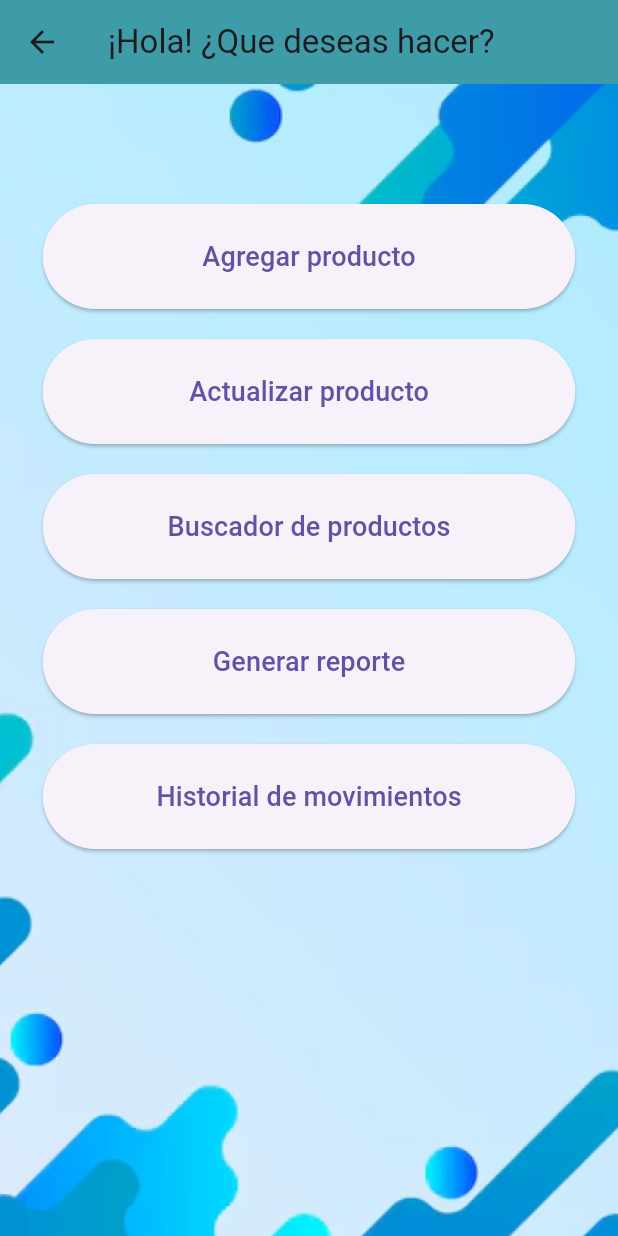
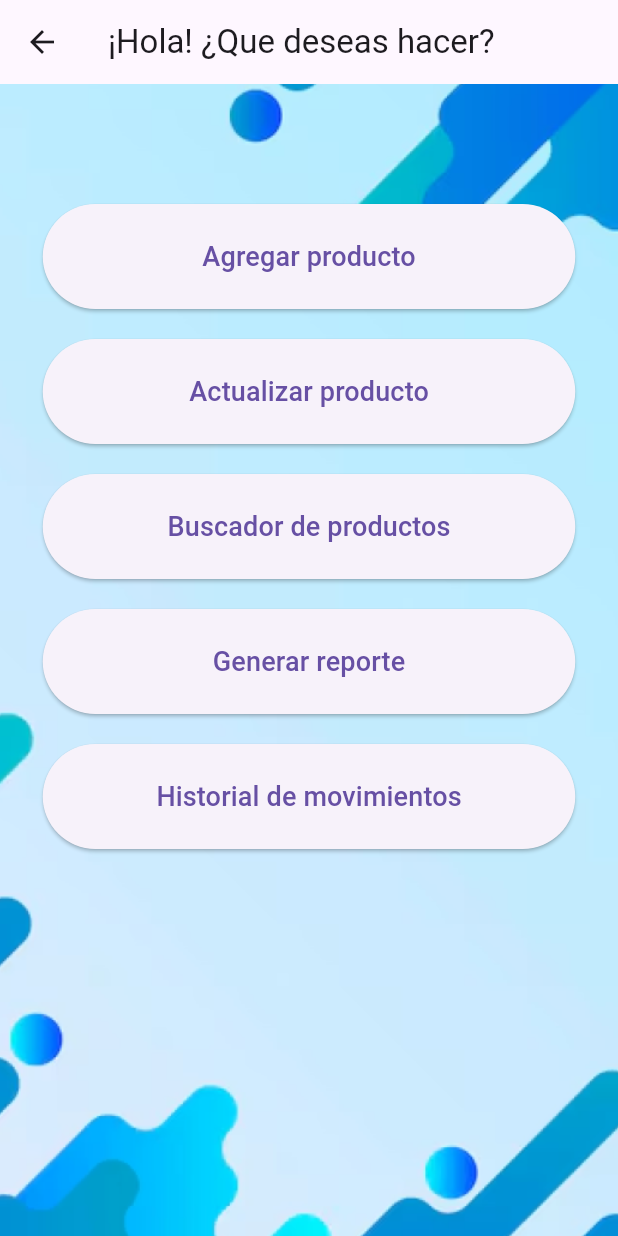
Before and after one commit to Arclust/SIcomercializadoraJA, a Flutter app: the MyHomePage screen opened directly with empty values, on a phone screen of 412 x 824 dp. Run offline on Flutter 3.47's test engine with Material 3 defaults, Android fonts, the phone set to English and light mode, and no system bars; our stand-ins replace csv, qr_flutter; missing offline and left inert: qr_code_scanner_plus.

Commit message:
Algunos ajustes y features

```diff
--- a/flutter_app/lib/main.dart
+++ b/flutter_app/lib/main.dart
@@ -37,8 +37,9 @@ class _MyAppState extends State<MyApp> {
   @override
   Widget build(BuildContext context) {
     return MaterialApp(
+      debugShowCheckedModeBanner: false,
       home: Scaffold(
-        body: _usuarioExiste ? LoginScreen() : RegisterScreen(),
+        body: _usuarioExiste ? const LoginScreen() : const RegisterScreen(),
       ),
     );
   }
@@ -215,9 +216,8 @@ class _LoginScreenState extends State<LoginScreen> {
                   const SizedBox(height: 20.0),
                   ElevatedButton(
                     onPressed: () async {
-                      bool _usuarioCoincide = await funcs.InicioSesion(_userController.text, _passwordController.text);
-                      print(_usuarioCoincide);
-                      if (_usuarioCoincide){
+                      bool usuarioCoincide = await funcs.InicioSesion(_userController.text, _passwordController.text);
+                      if (usuarioCoincide){
                         Navigator.push(
                           context,
                           MaterialPageRoute(builder: (context) => MyHomePage(title: _userController.text,)),
@@ -254,6 +254,13 @@ class _LoginScreenState extends State<LoginScreen> {
   }
 }
 
+
+
+
+
+//PANTALLA PRINCIPAL
+
+
 class MyHomePage extends StatefulWidget {
   final String title;
 
@@ -265,17 +272,17 @@ class MyHomePage extends StatefulWidget {
   @override
   _MyHomePageState createState() => _MyHomePageState();
 }
-// MENU
+
 class _MyHomePageState extends State<MyHomePage> {
   @override
   Widget build(BuildContext context) {
     return Scaffold(
       appBar: AppBar(
-        backgroundColor: Color(0xFF3D9CA8), // Color similar al de la barra superior en la imagen
+        backgroundColor: const Color(0x00000000), // Color similar al de la barra superior en la imagen
         title: const Text('¡Hola! ¿Que deseas hacer?'),
       ),
       body: Container(
-        decoration: BoxDecoration(
+        decoration: const BoxDecoration(
           image: DecorationImage(
             image: AssetImage('assets/images/fondo.png'), // Asegúrate de que la imagen esté en la ruta correcta
             fit: BoxFit.cover, // Ajusta la imagen para cubrir toda la pantalla
@@ -286,7 +293,7 @@ class _MyHomePageState extends State<MyHomePage> {
           child: Column(
             mainAxisAlignment: MainAxisAlignment.start, // Alinea al inicio del centro
             children: [
-              SizedBox(height: 80), // Espacio en la parte superior
+              const SizedBox(height: 80), // Espacio en la parte superior
               SizedBox(
                 width: 355,
                 height: 70,
@@ -297,13 +304,13 @@ class _MyHomePageState extends State<MyHomePage> {
                       MaterialPageRoute(builder: (context) => const AddProductScreen()),
                     );
                   },
-                  child: Text(
+                  child: const Text(
                     "Agregar producto",
                     style: TextStyle(fontSize: 18),
                   ),
                 ),
               ),
-              SizedBox(height: 20), // Espacio entre los botones
+              const SizedBox(height: 20), // Espacio entre los botones
               SizedBox(
                 width: 355,
                 height: 70,
@@ -314,13 +321,13 @@ class _MyHomePageState extends State<MyHomePage> {
                       MaterialPageRoute(builder: (context) => const ScanQRScreen()),
                     );
                   },
-                  child: Text(
+                  child: const Text(
                     "Actualizar producto",
                     style: TextStyle(fontSize: 18),
                   ),
                 ),
               ),
-              SizedBox(height: 20), // Espacio entre los botones
+              const SizedBox(height: 20), // Espacio entre los botones
               SizedBox(
                 width: 355,
                 height: 70,
@@ -331,13 +338,13 @@ class _MyHomePageState extends State<MyHomePage> {
                       MaterialPageRoute(builder: (context) => const SearchScreen()),
                     );
                   },
-                  child: Text(
+                  child: const Text(
                     "Buscador de productos",
                     style: TextStyle(fontSize: 18),
                   ),
                 ),
               ),
-              SizedBox(height: 20), // Espacio entre los botones
+              const SizedBox(height: 20), // Espacio entre los botones
               SizedBox(
                 width: 355,
                 height: 70,
@@ -348,13 +355,13 @@ class _MyHomePageState extends State<MyHomePage> {
                       MaterialPageRoute(builder: (context) => const ReportScreen()),
                     );
                   },
-                  child: Text(
+                  child: const Text(
                     "Generar reporte",
                     style: TextStyle(fontSize: 18),
                   ),
                 ),
               ),
-              SizedBox(height: 20), // Espacio entre los botones
+              const SizedBox(height: 20), // Espacio entre los botones
               SizedBox(
                 width: 355,
                 height: 70,
@@ -366,7 +373,7 @@ class _MyHomePageState extends State<MyHomePage> {
                       MaterialPageRoute(builder: (context) => MovementsScreen(movimientos: movements)),
                     );
                   },
-                  child: Text(
+                  child: const Text(
                     "Historial de movimientos",
                     style: TextStyle(fontSize: 18),
                   ),
@@ -404,85 +411,8 @@ class _MyHomePageState extends State<MyHomePage> {
   }
 
 
-//PANTALLA PRINCIPAL
 
 
-/*class MyHomePage extends StatefulWidget {
-  final String title;
-
-  const MyHomePage({
-    super.key,
-    required this.title,
-  });
-
-  @override
-  _MyHomePageState createState() => _MyHomePageState();
-}
-
-class _MyHomePageState extends State<MyHomePage> {
-  @override
-  Widget build(BuildContext context) {
-    return Scaffold(
-      appBar: AppBar(
-        backgroundColor: Theme.of(context).colorScheme.inversePrimary,
-        title: Text('¡Hola ${widget.title}!¿Que te gustaria hacer?'),
-      ),
-      body: Center(
-        child: Column(
-          // ... other widgets
-          children: [
-            ElevatedButton(
-              onPressed: () {
-                Navigator.push(
-                  context,
-                  MaterialPageRoute(builder: (context) => const AddProductScreen()),
-                );
-              },
-              child: const Text('Agregar producto'),
-            ),
-            ElevatedButton(
-              onPressed: () {
-                Navigator.push(
-                   context,
-                   MaterialPageRoute(builder: (context) => ScanQRScreen()),
-                );
-              },
-              child: const Text('Actualizar producto'),
-            ),
-            ElevatedButton(
-              onPressed: () {
-                Navigator.push(
-                  context,
-                  MaterialPageRoute(builder: (context) => const SearchScreen()),
-                );
-              },
-              child: const Text('Buscador de productos'),
-            ),
-            ElevatedButton(
-              onPressed: () {
-                Navigator.push(
-                  context,
-                  MaterialPageRoute(builder: (context) => const ReportScreen()),
-                );
-              },
-              child: const Text('Generar reporte'),
-            ),
-            ElevatedButton(
-              onPressed: () {
-                //funcs.
-                Navigator.push(
-                  context,
-                  MaterialPageRoute(builder: (context) => MovementsScreen()),
-                );
-              },
-              child: const Text('Historial de movimientos'),
-            ),
-          ],
-        ),
-      ),
-    );
-  }
-}*/
 
 // PANTALLA HISTORIAL DE MOVIMIENTOS
 
@@ -502,7 +432,7 @@ class _MovementsScreenState extends State<MovementsScreen> {
   Widget build(BuildContext context) {
     return Scaffold(
       appBar: AppBar(
-        title: Text("Historial de Movimientos"),
+        title: const Text("Historial de Movimientos"),
       ),
       body: ListView.builder(
         itemCount: widget.movimientos.length,
@@ -535,7 +465,7 @@ class _MovementsScreenState extends State<MovementsScreen> {
   Color obtenerColor(String accion) {
     switch (accion) {
       case "Agregar":
-        return Color.fromRGBO(139, 255, 110, 1);
+        return const Color.fromRGBO(139, 255, 110, 1);
       case "Disminuir":
       case "Aumentar":
         return Colors.blue;
@@ -652,7 +582,7 @@ class _AddProductScreenState extends State<AddProductScreen> {
                     style: ElevatedButton.styleFrom(
                       backgroundColor: Colors.white,
                       foregroundColor: Colors.black,
-                      padding: EdgeInsets.symmetric(vertical: 10.0, horizontal: 20.0),
+                      padding: const EdgeInsets.symmetric(vertical: 10.0, horizontal: 20.0),
                     ),
                     onPressed: () async {
                       if (_formKey.currentState!.validate()) {
@@ -723,7 +653,7 @@ class _ProductDetailsScreenState extends State<ProductDetailsScreen> {
     final File imageFile = File(widget.direccionqr);
     return Scaffold(
       appBar: AppBar(
-        title: Text('Detalles del Producto'),
+        title: const Text('Detalles del Producto'),
       ),
       body: Padding(
         padding: const EdgeInsets.all(16.0),
@@ -735,7 +665,7 @@ class _ProductDetailsScreenState extends State<ProductDetailsScreen> {
             Text('Talla: ${widget.talla}'),
             Text('Cantidad: ${widget.cantidad}'),
             Text('Precio: ${widget.precio}'),
-            SizedBox(height: 16.0), // Add some spacing,
+            const SizedBox(height: 16.0), // Add some spacing,
             Image.file(imageFile),
             const SizedBox(height: 16.0), // Add some spacing between image and button
             ElevatedButton(
@@ -857,7 +787,7 @@ class _SearchScreenState extends State<SearchScreen> {
                   ),
                   child: DropdownButton<String>(
                     value: selectedSize,
-                    isExpanded: true, // Para ocupar todo el ancho del contenedor
+                    isExpanded: true,
                     underline: Container(), // Remueve la línea inferior predeterminada
                     onChanged: (String? newValue) {
                       setState(() {
@@ -949,8 +879,8 @@ class _SearchScreenState extends State<SearchScreen> {
                   ),
                 ),
                 const SizedBox(height: 20),
-                Container(
-                  width: double.infinity, // Botón ocupa todo el ancho
+                SizedBox(
+                  width: double.infinity,
                   child: ElevatedButton(
                     onPressed: () async {
                       // Lógica para aplicar filtros
@@ -961,7 +891,6 @@ class _SearchScreenState extends State<SearchScreen> {
                         quantityRange,
                         priceRange,
                       );
-                      print(filtrados);
                       setState(() {
                         additionalButtons = [];
                         for (int i = 0; i < filtrados.length; i++) {
@@ -972,7 +901,9 @@ class _SearchScreenState extends State<SearchScreen> {
                           additionalButtons.add(
                             Column(
                               children: [
-                                ElevatedButton(
+                                SizedBox(
+                                  width: double.infinity,
+                                  child: ElevatedButton(
                                     onPressed: () {
                                       Navigator.push(
                                         context,
@@ -988,8 +919,26 @@ class _SearchScreenState extends State<SearchScreen> {
                                         ),
                                       );
                                     },
-                                  child: Text(elemento[0]),
+                                    style: ElevatedButton.styleFrom(
+                                      backgroundColor: Colors.white, // Fondo blanco
+                                      elevation: 3, // Sombra del botón
+                                      shape: RoundedRectangleBorder(
+                                        borderRadius: BorderRadius.circular(15), // Bordes redondeados
                                       ),
+                                      padding: const EdgeInsets.symmetric(vertical: 20, horizontal: 15),
+                                      alignment: Alignment.centerLeft,
+                                    ),
+                                    child: Text(
+                                      elemento[0], // Texto dinámico
+                                      style: const TextStyle(
+                                        color: Colors.black87, // Texto en color oscuro
+                                        fontSize: 16, // Tamaño del texto
+                                      ),
+                                    ),
+                                  ),
+                                ),
+
+
                                 const SizedBox(height: 10), // Espacio entre botones
                               ],
                             ),
@@ -1071,7 +1020,7 @@ class ReportScreen extends StatelessWidget {
                     funcs.GuardarArchivo(file, context);
                   },
                   style: ElevatedButton.styleFrom(
-                    backgroundColor: Color(0xFF00B0FF), // Color del botón
+                    backgroundColor: const Color(0xFF00B0FF), // Color del botón
                     shape: RoundedRectangleBorder(
                       borderRadius: BorderRadius.circular(20),
                     ),
@@ -1243,7 +1192,7 @@ class _RequestProductScreenState extends State<RequestProductScreen> {
             ElevatedButton(
               onPressed: () async {
                 // Aquí se aplicaría la lógica para filtrar los productos
-                final aModificar = await funcs.FiltrarProductos(selectedName, selectedCollege, selectedSize,RangeValues(0, 500), RangeValues(0, 50000));
+                final aModificar = await funcs.FiltrarProductos(selectedName, selectedCollege, selectedSize,const RangeValues(0, 500), const RangeValues(0, 50000));
                 String fila = aModificar[0][0] as String;
 
                 // Dividir la cadena, ignorando los corchetes
@@ -1435,8 +1384,8 @@ class BackgroundContainer extends StatelessWidget {
   @override
   Widget build(BuildContext context) {
     return Container(
-      width: double.infinity, // Asegura que el contenedor ocupe todo el ancho
-      height: double.infinity, // Asegura que el contenedor ocupe todo el alto
+      width: double.infinity,
+      height: double.infinity,
       decoration: const BoxDecoration(
         image: DecorationImage(
           image: AssetImage('assets/images/fondo.png'), // Ruta de tu imagen
```
Also changed, not shown: flutter_app/lib/funcs.dart (+14 -8 lines), 1 other file. Lines whose indentation alone changed are shown as unchanged.
